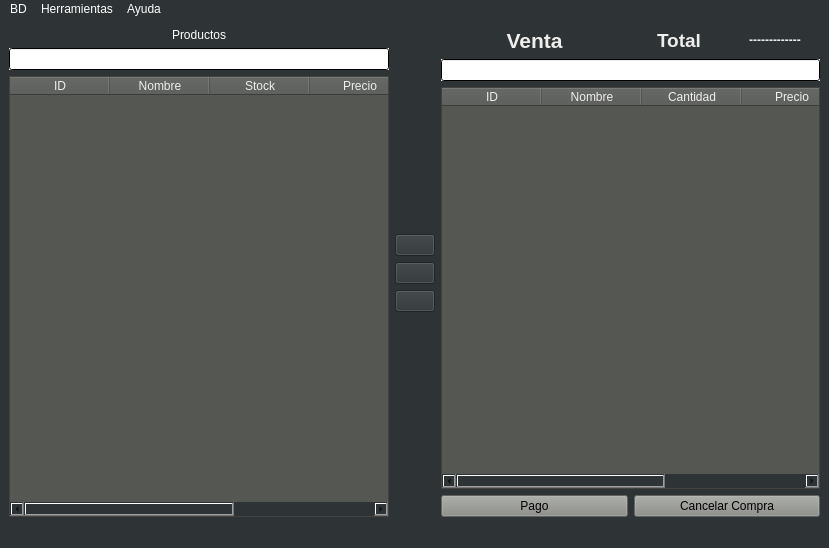
Qt form src/ArchivosUi/VentanaPricipalGui.ui (Jonathan-Lara-Hurtado/PuntoDeVentaGallito) before a commit.
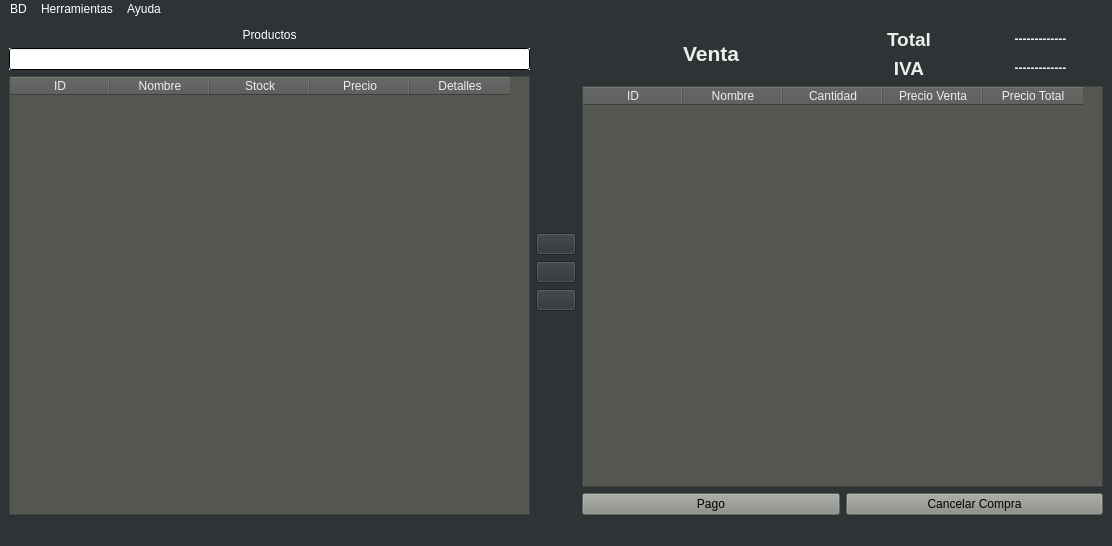
The same form after that commit. Icons and pictures are not drawn.

```diff
--- a/src/ArchivosUi/VentanaPricipalGui.ui
+++ b/src/ArchivosUi/VentanaPricipalGui.ui
@@ -6,8 +6,8 @@
    <rect>
     <x>0</x>
     <y>0</y>
-    <width>829</width>
-    <height>548</height>
+    <width>1112</width>
+    <height>546</height>
    </rect>
   </property>
   <property name="windowTitle">
@@ -201,19 +201,32 @@
                 </property>
                </widget>
               </item>
+              <item row="1" column="0">
+               <widget class="QLabel" name="label_3">
+                <property name="styleSheet">
+                 <string notr="true">color: rgb(238, 238, 236);</string>
+                </property>
+                <property name="text">
+                 <string>&lt;html&gt;&lt;head/&gt;&lt;body&gt;&lt;p align=&quot;center&quot;&gt;&lt;span style=&quot; font-size:14pt; font-weight:600;&quot;&gt;IVA&lt;/span&gt;&lt;/p&gt;&lt;/body&gt;&lt;/html&gt;</string>
+                </property>
+               </widget>
+              </item>
+              <item row="1" column="1">
+               <widget class="QLabel" name="txtIva">
+                <property name="styleSheet">
+                 <string notr="true">color: rgb(238, 238, 236);</string>
+                </property>
+                <property name="text">
+                 <string>&lt;html&gt;&lt;head/&gt;&lt;body&gt;&lt;p align=&quot;center&quot;&gt;&lt;span style=&quot; font-weight:600;&quot;&gt;-------------&lt;/span&gt;&lt;/p&gt;&lt;/body&gt;&lt;/html&gt;</string>
+                </property>
+               </widget>
+              </item>
              </layout>
             </item>
            </layout>
           </item>
          </layout>
         </item>
-        <item>
-         <widget class="QLineEdit" name="lineEdit_2">
-          <property name="styleSheet">
-           <string notr="true">background-color: qlineargradient(spread:pad, x1:0, y1:0, x2:1, y2:0, stop:0.0199005 rgba(255, 255, 255, 255), stop:1 rgba(255, 255, 255, 255));</string>
-          </property>
-         </widget>
-        </item>
         <item>
          <widget class="QTableWidget" name="tablaProductosVenta">
           <property name="styleSheet">
@@ -237,12 +250,12 @@
           </column>
           <column>
            <property name="text">
-            <string>Precio</string>
+            <string>Precio Venta</string>
            </property>
           </column>
           <column>
            <property name="text">
-            <string>Subtotal</string>
+            <string>Precio Total</string>
            </property>
           </column>
          </widget>
@@ -283,7 +296,7 @@
     <rect>
      <x>0</x>
      <y>0</y>
-     <width>829</width>
+     <width>1112</width>
      <height>31</height>
     </rect>
    </property>
```
Left out of the diff: 6 changed lines with no effect on the pictures.
